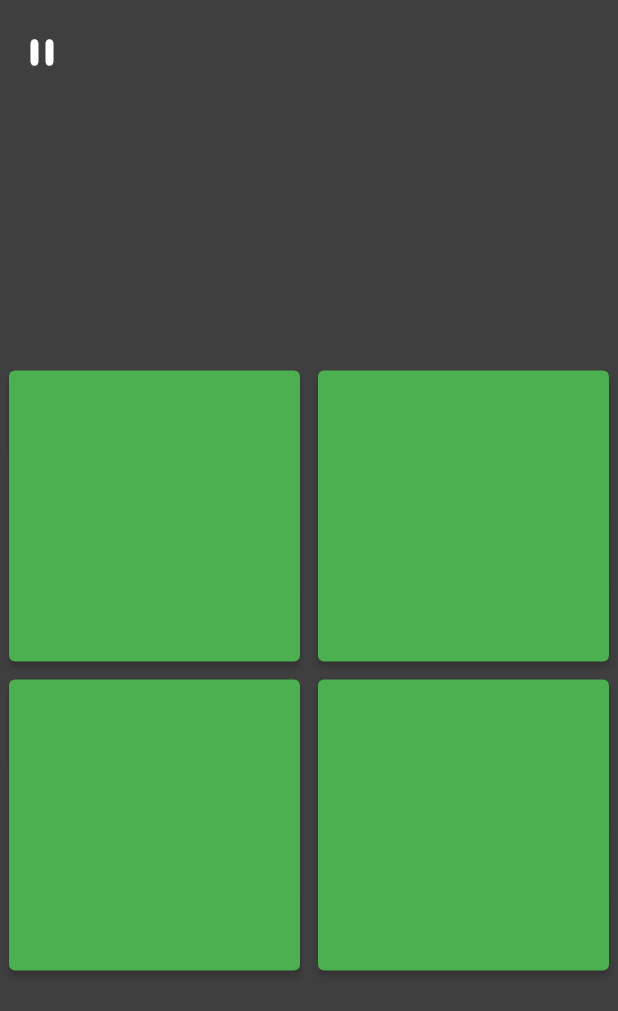
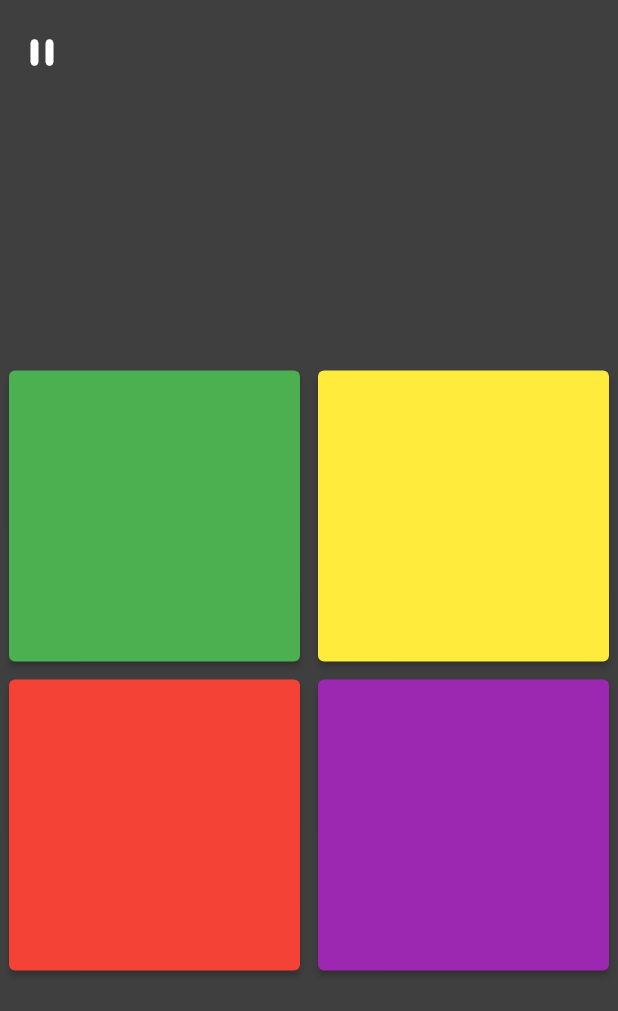
Before and after one commit to Texyfore/simon-says, a Flutter app: the GameScreen screen opened by its route, on a phone screen of 412 x 824 dp. Shown: the top 1011 px of the screen. Run offline on Flutter 3.47's test engine with Material 2 defaults, Android fonts, the light colour scheme and no system bars; our stand-ins replace audioplayers, bloc, flutter_bloc, flutter_spinkit, visibility_detector; missing offline and left inert: flutter_launcher_icons.

Commit message:
Random button lights

```diff
--- a/lib/bloc/buttonState.dart
+++ b/lib/bloc/buttonState.dart
@@ -6,4 +6,7 @@ class ButtonState {
   ButtonState({this.color, this.incomingEvents});
 }
 
-class ButtonEvent {}
+class ButtonEvent {
+  bool flash;
+  ButtonEvent({this.flash = false});
+}
--- a/lib/bloc/gameController.dart
+++ b/lib/bloc/gameController.dart
@@ -1,4 +1,5 @@
 import 'dart:async';
+import 'dart:math';
 
 import 'package:flutter/material.dart';
 import 'package:simon_says/bloc/buttonState.dart';
@@ -6,14 +7,37 @@ import 'package:simon_says/bloc/buttonState.dart';
 class GameController {
   int buttonCount;
   List<_ControllableButton> buttons = List<_ControllableButton>();
-  GameController({this.buttonCount});
+  Timer _timer;
+  GameController({this.buttonCount}) {
+    var _rand = Random();
+    _timer = Timer.periodic(Duration(seconds: 1), (timer) {
+      var index = _rand.nextInt(buttons.length);
+      var button = buttons[index];
+      button.streamController.add(ButtonEvent(flash: true));
+    });
+  }
+
+  final List<Color> colors = [
+    Colors.green,
+    Colors.red,
+    Colors.blue,
+    Colors.yellow,
+    Colors.purple,
+    Colors.white,
+    Colors.deepOrange,
+    Colors.indigo,
+    Colors.lightGreen,
+    Colors.lime,
+    Colors.orange,
+  ];
 
   List<ButtonState> generateButtonStates() {
     var states = List<ButtonState>();
+    colors.shuffle();
     for (var i = 0; i < this.buttonCount; i++) {
       var stream = StreamController<ButtonEvent>();
       var state = ButtonState(
-        color: Colors.green,
+        color: colors[i],
         incomingEvents: stream.stream,
       );
       states.add(state);
@@ -28,6 +52,7 @@ class GameController {
     for (var button in buttons) {
       button.streamController.close();
     }
+    _timer.cancel();
   }
 }
 
--- a/lib/widgets/GameButton.dart
+++ b/lib/widgets/GameButton.dart
@@ -1,3 +1,5 @@
+import 'dart:async';
+
 import 'package:flutter/material.dart';
 import 'package:simon_says/bloc/buttonState.dart';
 
@@ -12,6 +14,30 @@ class GameButton extends StatefulWidget {
 }
 
 class _GameButtonState extends State<GameButton> {
+  StreamSubscription<ButtonEvent> _subscription;
+  @override
+  void initState() {
+    super.initState();
+    _subscription = widget.buttonState.incomingEvents.listen((event) {
+      setState(() {
+        this.flash = true;
+        Timer(Duration(milliseconds: 500), () {
+          setState(() {
+            this.flash = false;
+          });
+        });
+      });
+    });
+  }
+
+  bool flash = false;
+
+  @override
+  void dispose() {
+    _subscription.cancel();
+    super.dispose();
+  }
+
   @override
   Widget build(BuildContext context) {
     //Padding értéke
@@ -31,10 +57,22 @@ class _GameButtonState extends State<GameButton> {
       child: Container(
         height: tileSize,
         width: tileSize,
-        child: ElevatedButton(
-          style: ElevatedButton.styleFrom(primary: widget.buttonState.color),
-          onPressed: () {},
-          //child: Text('Hello'),
+        child: Stack(
+          children: [
+            SizedBox.expand(
+              child: ElevatedButton(
+                style:
+                    ElevatedButton.styleFrom(primary: widget.buttonState.color),
+                onPressed: () {},
+                //child: Text('Hello'),
+              ),
+            ),
+            Container(
+              color: this.flash
+                  ? Color.fromARGB(128, 128, 128, 128)
+                  : Colors.transparent,
+            ),
+          ],
         ),
       ),
     );
```
